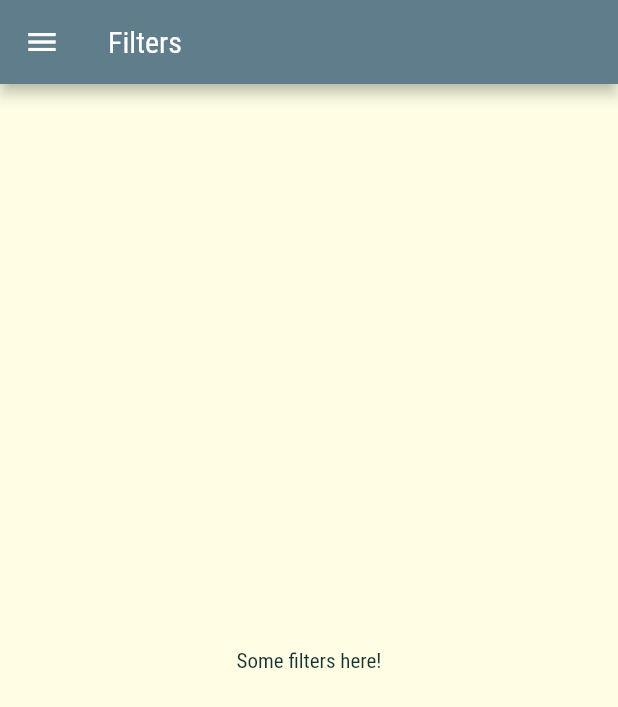
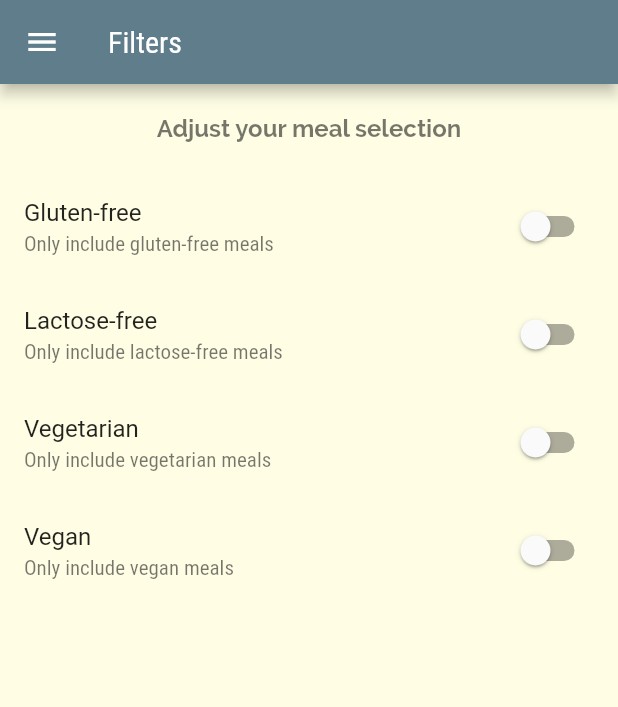
Before and after one commit to Spiritfaer/meals_app, a Flutter app: the FiltersScreen screen opened by its route, on a phone screen of 412 x 824 dp. Shown: the top 707 px of the screen. Run offline on Flutter 3.47's test engine with Material 2 defaults, Android fonts, the phone set to English and light mode, and no system bars.

Commit message:
ended filters screen

```diff
--- a/lib/screens/filters_screen.dart
+++ b/lib/screens/filters_screen.dart
@@ -2,9 +2,32 @@ import 'package:flutter/material.dart';
 
 import '../widgets/main_drawer.dart';
 
-class FiltersScreen extends StatelessWidget {
+class FiltersScreen extends StatefulWidget {
   const FiltersScreen({Key key}) : super(key: key);
   static const String routeName = '/filters-screen';
+
+  @override
+  _FiltersScreenState createState() => _FiltersScreenState();
+}
+
+class _FiltersScreenState extends State<FiltersScreen> {
+  bool _glutenFree = false;
+  bool _vegetarian = false;
+  bool _vegan = false;
+  bool _lactoseFree = false;
+
+  Widget _swirchBuilder(
+    String title,
+    String description,
+    bool currentValue,
+    Function updateValue,
+  ) {
+    return SwitchListTile(
+        title: Text(title),
+        subtitle: Text(description),
+        value: currentValue,
+        onChanged: updateValue);
+  }
 
   @override
   Widget build(BuildContext context) {
@@ -13,9 +36,55 @@ class FiltersScreen extends StatelessWidget {
         title: Text('Filters'),
       ),
       drawer: MainDrawer(),
-      body: Center(
-        child: Text("Some filters here!"),
-      ),
+      body: Column(children: [
+        Container(
+          padding: const EdgeInsets.all(20),
+          child: Text(
+            'Adjust your meal selection',
+            style: Theme.of(context).textTheme.headline1,
+          ),
+        ),
+        _swirchBuilder(
+          'Gluten-free',
+          'Only include gluten-free meals',
+          _glutenFree,
+          (newValue) {
+            setState(() {
+              _glutenFree = newValue;
+            });
+          },
+        ),
+        _swirchBuilder(
+          'Lactose-free',
+          'Only include lactose-free meals',
+          _lactoseFree,
+          (newValue) {
+            setState(() {
+              _lactoseFree = newValue;
+            });
+          },
+        ),
+        _swirchBuilder(
+          'Vegetarian',
+          'Only include vegetarian meals',
+          _vegetarian,
+          (newValue) {
+            setState(() {
+              _vegetarian = newValue;
+            });
+          },
+        ),
+        _swirchBuilder(
+          'Vegan',
+          'Only include vegan meals',
+          _vegan,
+          (newValue) {
+            setState(() {
+              _vegan = newValue;
+            });
+          },
+        ),
+      ]),
     );
   }
 }
```
